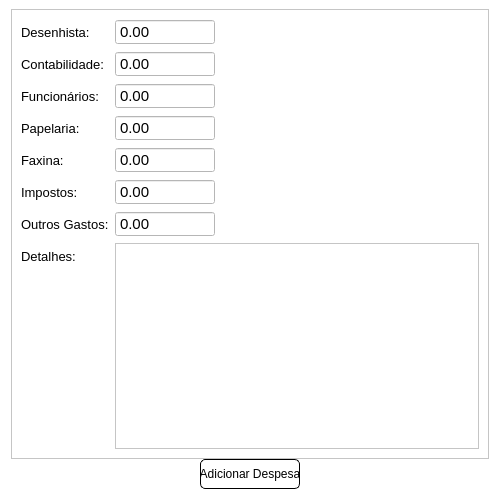
devfabri/Arquitetura-Pereira, file screens/adicionar_gasto.ui: the form before one commit.
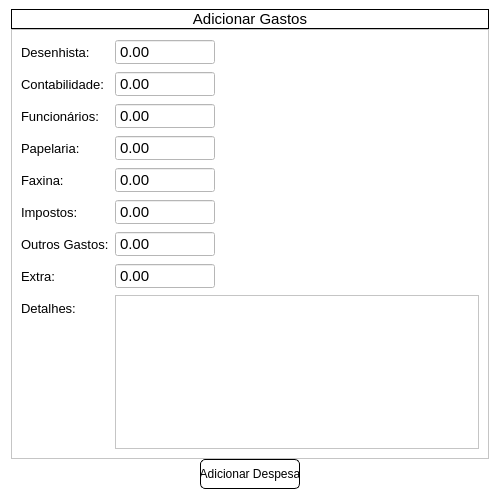
The form after the commit.

```diff
--- a/screens/adicionar_gasto.ui
+++ b/screens/adicionar_gasto.ui
@@ -35,6 +35,27 @@
    <property name="topMargin">
     <number>9</number>
    </property>
+   <item>
+    <widget class="QLabel" name="label_3">
+     <property name="font">
+      <font>
+       <pointsize>11</pointsize>
+      </font>
+     </property>
+     <property name="frameShape">
+      <enum>QFrame::Panel</enum>
+     </property>
+     <property name="frameShadow">
+      <enum>QFrame::Plain</enum>
+     </property>
+     <property name="text">
+      <string>Adicionar Gastos</string>
+     </property>
+     <property name="alignment">
+      <set>Qt::AlignCenter</set>
+     </property>
+    </widget>
+   </item>
    <item>
     <widget class="QFrame" name="frame_2">
      <property name="minimumSize">
@@ -53,7 +74,7 @@
       <property name="topMargin">
        <number>9</number>
       </property>
-      <item row="0" column="0">
+      <item row="1" column="0">
        <widget class="QLabel" name="label_9">
         <property name="font">
          <font>
@@ -67,7 +88,7 @@
         </property>
        </widget>
       </item>
-      <item row="0" column="1">
+      <item row="1" column="1">
        <widget class="QDoubleSpinBox" name="val_desenhista">
         <property name="maximumSize">
          <size>
@@ -88,7 +109,7 @@
         </property>
        </widget>
       </item>
-      <item row="1" column="0">
+      <item row="2" column="0">
        <widget class="QLabel" name="label_10">
         <property name="font">
          <font>
@@ -102,7 +123,7 @@
         </property>
        </widget>
       </item>
-      <item row="1" column="1">
+      <item row="2" column="1">
        <widget class="QDoubleSpinBox" name="val_contabilidade">
         <property name="maximumSize">
          <size>
@@ -123,7 +144,7 @@
         </property>
        </widget>
       </item>
-      <item row="2" column="0">
+      <item row="3" column="0">
        <widget class="QLabel" name="label_11">
         <property name="font">
          <font>
@@ -137,7 +158,7 @@
         </property>
        </widget>
       </item>
-      <item row="2" column="1">
+      <item row="3" column="1">
        <widget class="QDoubleSpinBox" name="val_funcionarios">
         <property name="maximumSize">
          <size>
@@ -158,7 +179,7 @@
         </property>
        </widget>
       </item>
-      <item row="3" column="0">
+      <item row="4" column="0">
        <widget class="QLabel" name="label_14">
         <property name="font">
          <font>
@@ -172,7 +193,7 @@
         </property>
        </widget>
       </item>
-      <item row="3" column="1">
+      <item row="4" column="1">
        <widget class="QDoubleSpinBox" name="val_papelaria">
         <property name="maximumSize">
          <size>
@@ -193,7 +214,7 @@
         </property>
        </widget>
       </item>
-      <item row="4" column="0">
+      <item row="5" column="0">
        <widget class="QLabel" name="label_15">
         <property name="font">
          <font>
@@ -207,7 +228,7 @@
         </property>
        </widget>
       </item>
-      <item row="4" column="1">
+      <item row="5" column="1">
        <widget class="QDoubleSpinBox" name="val_faxina">
         <property name="maximumSize">
          <size>
@@ -228,7 +249,7 @@
         </property>
        </widget>
       </item>
-      <item row="5" column="0">
+      <item row="6" column="0">
        <widget class="QLabel" name="label_18">
         <property name="font">
          <font>
@@ -242,7 +263,7 @@
         </property>
        </widget>
       </item>
-      <item row="5" column="1">
+      <item row="6" column="1">
        <widget class="QDoubleSpinBox" name="val_impostos">
         <property name="maximumSize">
          <size>
@@ -263,7 +284,7 @@
         </property>
        </widget>
       </item>
-      <item row="6" column="0">
+      <item row="7" column="0">
        <widget class="QLabel" name="label_17">
         <property name="font">
          <font>
@@ -277,7 +298,7 @@
         </property>
        </widget>
       </item>
-      <item row="6" column="1">
+      <item row="7" column="1">
        <widget class="QDoubleSpinBox" name="val_outros">
         <property name="maximumSize">
          <size>
@@ -298,7 +319,7 @@
         </property>
        </widget>
       </item>
-      <item row="7" column="0">
+      <item row="9" column="0">
        <widget class="QLabel" name="label">
         <property name="font">
          <font>
@@ -310,7 +331,7 @@
         </property>
        </widget>
       </item>
-      <item row="7" column="1">
+      <item row="9" column="1">
        <widget class="QPlainTextEdit" name="entry_relatorio">
         <property name="font">
          <font>
@@ -319,6 +340,39 @@
         </property>
        </widget>
       </item>
+      <item row="8" column="0">
+       <widget class="QLabel" name="label_2">
+        <property name="font">
+         <font>
+          <pointsize>10</pointsize>
+         </font>
+        </property>
+        <property name="text">
+         <string>Extra:</string>
+        </property>
+       </widget>
+      </item>
+      <item row="8" column="1">
+       <widget class="QDoubleSpinBox" name="val_comissao">
+        <property name="maximumSize">
+         <size>
+          <width>100</width>
+          <height>16777215</height>
+         </size>
+        </property>
+        <property name="font">
+         <font>
+          <pointsize>11</pointsize>
+         </font>
+        </property>
+        <property name="buttonSymbols">
+         <enum>QAbstractSpinBox::NoButtons</enum>
+        </property>
+        <property name="maximum">
+         <double>999999999999999.000000000000000</double>
+        </property>
+       </widget>
+      </item>
      </layout>
     </widget>
    </item>
```
Left out of the diff: 3 changed lines with no effect on the pictures.
